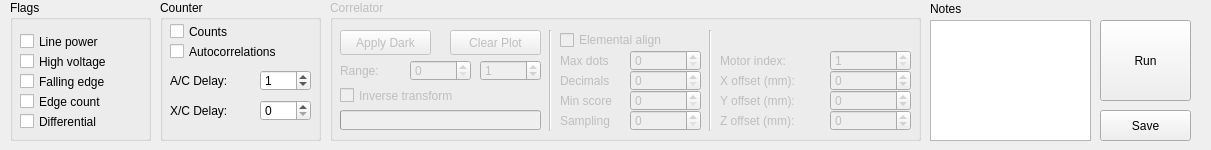
Above: line.ui from ahp-electronics/xc-gui before the change. Below: the same form after it.
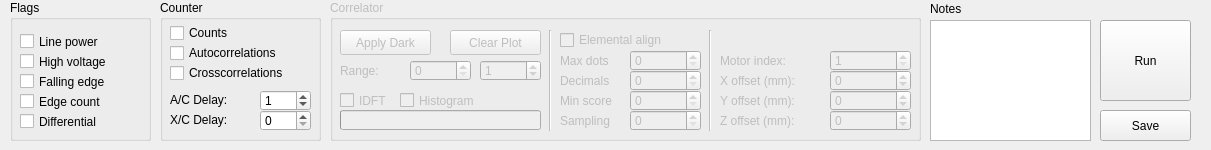
That is the form after the change.

Diff of the .ui file:
```diff
--- a/line.ui
+++ b/line.ui
@@ -188,13 +188,13 @@
     <property name="geometry">
      <rect>
       <x>10</x>
-      <y>80</y>
-      <width>191</width>
-      <height>31</height>
+      <y>90</y>
+      <width>61</width>
+      <height>21</height>
      </rect>
     </property>
     <property name="text">
-     <string>Inverse transform</string>
+     <string>IDFT</string>
     </property>
    </widget>
    <widget class="Line" name="line">
@@ -477,6 +477,19 @@
      <number>256</number>
     </property>
    </widget>
+   <widget class="QCheckBox" name="Histogram">
+    <property name="geometry">
+     <rect>
+      <x>70</x>
+      <y>90</y>
+      <width>91</width>
+      <height>21</height>
+     </rect>
+    </property>
+    <property name="text">
+     <string>Histogram</string>
+    </property>
+   </widget>
   </widget>
   <widget class="QGroupBox" name="Counter">
    <property name="enabled">
@@ -497,9 +510,9 @@
     <property name="geometry">
      <rect>
       <x>10</x>
-      <y>20</y>
+      <y>23</y>
       <width>92</width>
-      <height>23</height>
+      <height>20</height>
      </rect>
     </property>
     <property name="text">
@@ -513,9 +526,9 @@
     <property name="geometry">
      <rect>
       <x>10</x>
-      <y>40</y>
+      <y>43</y>
       <width>151</width>
-      <height>23</height>
+      <height>20</height>
      </rect>
     </property>
     <property name="text">
@@ -526,7 +539,7 @@
     <property name="geometry">
      <rect>
       <x>100</x>
-      <y>70</y>
+      <y>90</y>
       <width>51</width>
       <height>21</height>
      </rect>
@@ -539,9 +552,9 @@
     <property name="geometry">
      <rect>
       <x>10</x>
-      <y>70</y>
+      <y>90</y>
       <width>71</width>
-      <height>21</height>
+      <height>20</height>
      </rect>
     </property>
     <property name="text">
@@ -552,9 +565,9 @@
     <property name="geometry">
      <rect>
       <x>10</x>
-      <y>100</y>
+      <y>110</y>
       <width>71</width>
-      <height>21</height>
+      <height>20</height>
      </rect>
     </property>
     <property name="text">
@@ -565,7 +578,7 @@
     <property name="geometry">
      <rect>
       <x>100</x>
-      <y>100</y>
+      <y>110</y>
       <width>51</width>
       <height>21</height>
      </rect>
@@ -574,6 +587,22 @@
      <number>0</number>
     </property>
    </widget>
+   <widget class="QCheckBox" name="Crosscorrelations">
+    <property name="enabled">
+     <bool>true</bool>
+    </property>
+    <property name="geometry">
+     <rect>
+      <x>10</x>
+      <y>63</y>
+      <width>151</width>
+      <height>20</height>
+     </rect>
+    </property>
+    <property name="text">
+     <string>Crosscorrelations</string>
+    </property>
+   </widget>
   </widget>
   <widget class="QPushButton" name="Run">
    <property name="geometry">
```
